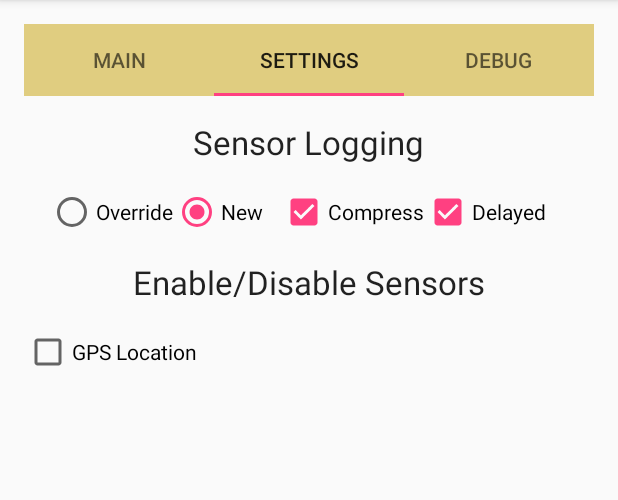
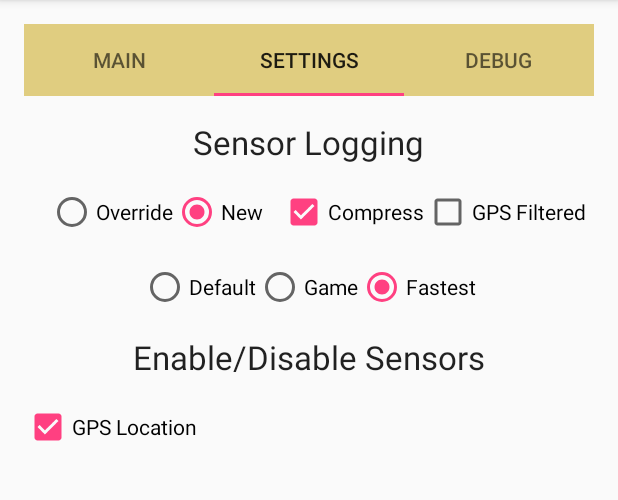
Before and after one commit to grunertj/AJGSensor, an Android app: the screen it shows after launch (MainActivity), tab 2 chosen, on a phone screen of 412 x 824 dp, the part 84-584 px from its top. Run offline under Robolectric (Android 15) with nearby library versions, the phone set to English and light mode, and no system bars.

Commit message:
Changed delayed to filtered, added comments in gpx

```diff
--- a/app/src/main/java/com/jwg/grunert/ajgsensor/MainActivity.java
+++ b/app/src/main/java/com/jwg/grunert/ajgsensor/MainActivity.java
@@ -2,6 +2,7 @@ package com.jwg.grunert.ajgsensor;
 
 import android.content.Context;
 import android.hardware.Sensor;
+import android.hardware.SensorManager;
 import android.provider.Settings;
 import android.support.design.widget.TabLayout;
 import android.support.design.widget.TabLayout;
@@ -34,8 +35,10 @@ public class MainActivity extends AppCompatActivity {
     static final int APPEND = 2;
     static final int NEW = 3;
 
+    static int SENSOR_DELAY = SensorManager.SENSOR_DELAY_NORMAL;
+
     static boolean COMPRESS = true;
-    static boolean DELAYED = true;
+    static boolean FILTERED = false;
 
     static boolean dim_state = true;
 
--- a/app/src/main/java/com/jwg/grunert/ajgsensor/MainFragment.java
+++ b/app/src/main/java/com/jwg/grunert/ajgsensor/MainFragment.java
@@ -12,6 +12,7 @@ import android.hardware.SensorManager;
 import android.location.Location;
 import android.location.LocationListener;
 import android.location.LocationManager;
+import android.media.MediaScannerConnection;
 import android.net.Uri;
 import android.os.Build;
 import android.os.Bundle;
@@ -44,16 +45,16 @@ public class MainFragment extends Fragment implements SensorEventListener, Locat
     static final int SHORT = 1;
     static final long MIN_TIME_IN_MILLISECONDS = 1000;
     static final float MIN_DISTANCE_IN_METERS = 1;
-    static boolean start_logging = false;
 
-    static double LastLatitude, LastLongitude, TotalDistance, MaxSpeed, AverageSpeed, TotalSpeed;
+    static double LastLatitude, LastLongitude, TotalDistance, MaxSpeed, AverageSpeed, TotalSpeed, CurrentSpeed;
     static int log_counter;
+    static boolean first_location = true;
     float [] Distance = new float[10];
 
     static final String directory_name = Environment.getExternalStoragePublicDirectory(Environment.DIRECTORY_DOWNLOADS).toString() + File.separator + "PaddleSensorBis";
 
     TextView textViewRunning, textViewFile, textViewGPSFile, textViewLocation,textViewLatitude,textViewLongitude;
-    TextView textViewDistance, textViewAverageSpeed, textViewMaxSpeed;
+    TextView textViewDistance, textViewAverageSpeed, textViewMaxSpeed, textViewCurrentSpeed;
     Button buttonStart, buttonStop, buttonDim;
     SimpleDateFormat gpx_simpleDateFormat;
 
@@ -84,13 +85,14 @@ public class MainFragment extends Fragment implements SensorEventListener, Locat
         textViewDistance = (TextView) view.findViewById(R.id.textViewDistance);
         textViewAverageSpeed = (TextView) view.findViewById(R.id.textViewAverageSpeed);
         textViewMaxSpeed = (TextView) view.findViewById(R.id.textViewMaxSpeed);
+        textViewCurrentSpeed = (TextView) view.findViewById(R.id.textViewCurrentSpeed);
         buttonStart = (Button) view.findViewById(R.id.buttonStart);
         buttonStop = (Button) view.findViewById(R.id.buttonStop);
         buttonDim = (Button) view.findViewById(R.id.buttonDim);
 
         File directory = new File(directory_name);
 
-        gpx_simpleDateFormat = new SimpleDateFormat("yyyy-MM-dd'T'HH:mm:ss.SSS'Z'");
+        gpx_simpleDateFormat = new SimpleDateFormat("yyyy-MM-dd'T'HH:mm:ss'Z'");
         gpx_simpleDateFormat.setTimeZone(TimeZone.getTimeZone("UTC"));
 
         if (directory.exists() == false) {
@@ -129,7 +131,6 @@ public class MainFragment extends Fragment implements SensorEventListener, Locat
                 buttonStart.setEnabled(false);
                 textViewGPSFile.setEnabled(false);
                 textViewFile.setEnabled(false);
-
             }
         });
 
@@ -195,7 +196,6 @@ public class MainFragment extends Fragment implements SensorEventListener, Locat
         sensor_logging(false, null);
         location(false);
         location_logging(false, null);
-        start_logging = false;
     }
 
     public String getCurrentTimeStamp(int which) {
@@ -222,25 +222,25 @@ public class MainFragment extends Fragment implements SensorEventListener, Locat
             }
 
             if (MainActivity.log[Sensor.TYPE_ACCELEROMETER]) {
-                sensorManager.registerListener(this, sensorManager.getDefaultSensor(Sensor.TYPE_ACCELEROMETER), SensorManager.SENSOR_DELAY_NORMAL);
+                sensorManager.registerListener(this, sensorManager.getDefaultSensor(Sensor.TYPE_ACCELEROMETER), MainActivity.SENSOR_DELAY);
             }
             if (MainActivity.log[Sensor.TYPE_LINEAR_ACCELERATION]) {
-                sensorManager.registerListener(this, sensorManager.getDefaultSensor(Sensor.TYPE_LINEAR_ACCELERATION), SensorManager.SENSOR_DELAY_NORMAL);
+                sensorManager.registerListener(this, sensorManager.getDefaultSensor(Sensor.TYPE_LINEAR_ACCELERATION), MainActivity.SENSOR_DELAY);
             }
             if (MainActivity.log[Sensor.TYPE_STEP_DETECTOR]) {
-                sensorManager.registerListener(this, sensorManager.getDefaultSensor(Sensor.TYPE_STEP_DETECTOR), SensorManager.SENSOR_DELAY_NORMAL);
+                sensorManager.registerListener(this, sensorManager.getDefaultSensor(Sensor.TYPE_STEP_DETECTOR), MainActivity.SENSOR_DELAY);
             }
             if (MainActivity.log[Sensor.TYPE_STEP_COUNTER]) {
-                sensorManager.registerListener(this, sensorManager.getDefaultSensor(Sensor.TYPE_STEP_COUNTER), SensorManager.SENSOR_DELAY_NORMAL);
+                sensorManager.registerListener(this, sensorManager.getDefaultSensor(Sensor.TYPE_STEP_COUNTER), MainActivity.SENSOR_DELAY);
             }
             if (MainActivity.log[Sensor.TYPE_GYROSCOPE]) {
-                sensorManager.registerListener(this, sensorManager.getDefaultSensor(Sensor.TYPE_GYROSCOPE), SensorManager.SENSOR_DELAY_NORMAL);
+                sensorManager.registerListener(this, sensorManager.getDefaultSensor(Sensor.TYPE_GYROSCOPE), MainActivity.SENSOR_DELAY);
             }
             if (MainActivity.log[Sensor.TYPE_GYROSCOPE_UNCALIBRATED]) {
-                sensorManager.registerListener(this, sensorManager.getDefaultSensor(Sensor.TYPE_GYROSCOPE_UNCALIBRATED), SensorManager.SENSOR_DELAY_NORMAL);
+                sensorManager.registerListener(this, sensorManager.getDefaultSensor(Sensor.TYPE_GYROSCOPE_UNCALIBRATED), MainActivity.SENSOR_DELAY);
             }
             if (MainActivity.log[Sensor.TYPE_ROTATION_VECTOR]) {
-                sensorManager.registerListener(this, sensorManager.getDefaultSensor(Sensor.TYPE_ROTATION_VECTOR), SensorManager.SENSOR_DELAY_NORMAL);
+                sensorManager.registerListener(this, sensorManager.getDefaultSensor(Sensor.TYPE_ROTATION_VECTOR), MainActivity.SENSOR_DELAY);
             }
         } else {
             if (sensorManager != null) {
@@ -250,6 +250,7 @@ public class MainFragment extends Fragment implements SensorEventListener, Locat
     }
 
     void location (boolean on) {
+        first_location = true;
         if (on && MainActivity.log[MainActivity.TYPE_GPS]) {
             if (locationManager == null) {
                 locationManager = (LocationManager) getActivity().getSystemService(Context.LOCATION_SERVICE);
@@ -269,38 +270,6 @@ public class MainFragment extends Fragment implements SensorEventListener, Locat
             }
         }
     }
-
-    /*
-    void sensor_logging (boolean on, String timestamp) {
-        FileWriter file;
-        if (on == true) {
-            if (sensor_file_name == null || MainActivity.file_mode == MainActivity.NEW) {
-                sensor_file_name = String.format("%s-%s.txt","sensor", timestamp);
-            }
-            try {
-                file = new FileWriter(getAbsoluteFileName(sensor_file_name));
-                sensor_file = new BufferedWriter(file);
-            } catch (IOException e) {
-                Toast.makeText(getActivity().getApplicationContext(), "Could not open file: "+ "" + e + " " + getAbsoluteFileName(sensor_file_name), Toast.LENGTH_LONG).show();
-                e.printStackTrace();
-            }
-
-
-            textViewFile.setText(sensor_file_name);
-        } else {
-            if (sensor_file != null) {
-                try {
-                    sensor_file.flush();
-                    sensor_file.close();
-                    sensor_file = null;
-                } catch (IOException e) {
-                    Toast.makeText(getActivity().getApplicationContext(), "Could not close file: "+ "" + e + " " + getAbsoluteFileName(sensor_file_name), Toast.LENGTH_LONG).show();
-                    e.printStackTrace();
-                }
-            }
-        }
-    }
-    */
 
     void sensor_logging (boolean on, String timestamp) {
         if (on == true) {
@@ -329,6 +298,7 @@ public class MainFragment extends Fragment implements SensorEventListener, Locat
                     sensor_file.flush();
                     sensor_file.close();
                     sensor_file = null;
+                    MediaScannerConnection.scanFile(getActivity().getApplicationContext(), new String[]{getAbsoluteFileName(sensor_file_name)}, null, null);
                 } catch (IOException e) {
                     Toast.makeText(getActivity().getApplicationContext(), "Could not close file: "+ "" + e + " " + getAbsoluteFileName(sensor_file_name), Toast.LENGTH_LONG).show();
                     e.printStackTrace();
@@ -357,6 +327,7 @@ public class MainFragment extends Fragment implements SensorEventListener, Locat
                     gps_file.flush();
                     gps_file.close();
                     gps_file = null;
+                    MediaScannerConnection.scanFile(getActivity().getApplicationContext(), new String[]{getAbsoluteFileName(gps_file_name)}, null, null);
                 } catch (IOException e) {
                     Toast.makeText(getActivity().getApplicationContext(), "Could not close file: "+ "" + e + " " + getAbsoluteFileName(gps_file_name), Toast.LENGTH_LONG).show();
                     e.printStackTrace();
@@ -364,7 +335,6 @@ public class MainFragment extends Fragment implements SensorEventListener, Locat
             }
         }
     }
-
 
     @Override
     public void onSensorChanged(SensorEvent event) {
@@ -413,11 +383,7 @@ public class MainFragment extends Fragment implements SensorEventListener, Locat
         }
         try {
             if (event_type!=null) {
-                if (start_logging && MainActivity.log[MainActivity.TYPE_GPS]
-                        || MainActivity.log[MainActivity.TYPE_GPS] == false
-                        || MainActivity.DELAYED == false) {
                 sensor_file.append(event_type);
-                }
             }
         } catch (IOException e) {
             Toast.makeText(getActivity().getApplicationContext(), "Could append to file: "+ "" + e + " " + getAbsoluteFileName(sensor_file_name), Toast.LENGTH_LONG).show();
@@ -464,7 +430,9 @@ public class MainFragment extends Fragment implements SensorEventListener, Locat
     // http://stackoverflow.com/questions/6993322/how-do-i-get-the-hdop-or-vdop-values-from-the-gps-locationmanager
     @Override
     public void onLocationChanged(Location location) {
-        String time_string,trkpt_start,trkpt_end,speed,hdop;
+        String time_string,trkpt_start,trkpt_end,speed=null,hdop=null,provider_name=null;
+        String hasSpeed_name=null, hasAccuracy_name=null, hasBearing_name=null, Accuracy_name=null;
+
         long timestamp;
         boolean valid_data = false;
 
@@ -491,41 +459,56 @@ public class MainFragment extends Fragment implements SensorEventListener, Locat
         }
 
         if ((location.hasSpeed() && location.getAccuracy() < 20 && location.hasBearing() && location.hasAccuracy())
-                || (location.hasSpeed() && location.getAccuracy() < 10 && location.hasAccuracy())) {
+                || (location.hasSpeed() && location.getAccuracy() < 10 && location.hasAccuracy())
+                || MainActivity.FILTERED == false) {
 
-            if ((start_logging == false && (location.getSpeed() > 0.3) || MainActivity.DELAYED == false)) {
-                start_logging = true;
+            valid_data = true;
+
+            if (first_location) {
+                first_location = false;
                 LastLatitude = location.getLatitude();
                 LastLongitude = location.getLongitude();
                 TotalDistance = 0.0f;
                 MaxSpeed = 0.0f;
                 AverageSpeed = 0.0f;
                 TotalSpeed = 0.0f;
+                CurrentSpeed = 0.0f;
                 log_counter = 1;
             }
 
-            if (start_logging) {
-                valid_data = true;
-            }
+            Location.distanceBetween(location.getLatitude(), location.getLongitude(), LastLatitude, LastLongitude, Distance);
 
-            Location.distanceBetween(location.getLatitude(), location.getLongitude(), LastLatitude, LastLongitude, Distance);
             TotalDistance  = TotalDistance + Distance[0];
             LastLatitude = location.getLatitude();
             LastLongitude = location.getLongitude();
 
+            if (location.hasSpeed()) {
                 if (MaxSpeed < location.getSpeed()) {
                     MaxSpeed = location.getSpeed();
                 }
 
+                CurrentSpeed = location.getSpeed();
+
                 TotalSpeed = TotalSpeed + location.getSpeed();
                 AverageSpeed = TotalSpeed / log_counter;
                 log_counter++;
+                speed = String.format(Locale.US, "        <extensions>\n          <speed>%.12f</speed>\n        </extensions>\n", location.getSpeed());
+            }
+
+            if (location.hasAccuracy()) {
+                Accuracy_name = String.format(Locale.US,"       <cmt>hasAccuracy %.6f</cmt>\n",location.getAccuracy());
+            }
 
             textViewDistance.setText(String.format(Locale.US,"Distance: %.2f km",TotalDistance / 1000.0f));
             textViewAverageSpeed.setText(String.format(Locale.US,"Average Speed: %d km/h",(int)Math.round(AverageSpeed * 3.6)));
             textViewMaxSpeed.setText(String.format(Locale.US,"Max Speed: %d km/h",(int)Math.round(MaxSpeed * 3.6)));
+            textViewCurrentSpeed.setText(String.format(Locale.US,"Current Speed: %d km/h",(int)Math.round(CurrentSpeed * 3.6)));
 
-            speed = String.format(Locale.US,"        <extensions>\n          <speed>%.12f</speed>\n        </extensions>\n", location.getSpeed());
+            provider_name = String.format(Locale.US,"       <cmt>Provider %s</cmt>\n",location.getProvider());
+            hasSpeed_name = String.format(Locale.US,"       <cmt>hasSpeed %s</cmt>\n",location.hasSpeed());
+            hasAccuracy_name = String.format(Locale.US,"       <cmt>hasAccuracy %s</cmt>\n",location.hasAccuracy());
+            hasBearing_name = String.format(Locale.US,"       <cmt>hasBearing %s</cmt>\n",location.hasBearing());
+
         } else {
             valid_data = false;
             speed = null;
@@ -535,12 +518,13 @@ public class MainFragment extends Fragment implements SensorEventListener, Locat
             try {
                 gps_file.append(trkpt_start);
                 gps_file.append(time_string);
-                if (hdop != null) {
-                    gps_file.append(hdop);
-                }
-                if (speed != null) {
-                    gps_file.append(speed);
-                }
+                if (hdop != null) { gps_file.append(hdop); }
+                if (speed != null) { gps_file.append(speed); }
+                if (provider_name != null) { gps_file.append(provider_name); }
+                if (hasSpeed_name != null) { gps_file.append(hasSpeed_name); }
+                if (hasAccuracy_name != null) { gps_file.append(hasAccuracy_name); }
+                if (hasBearing_name != null) { gps_file.append(hasBearing_name); }
+                if (Accuracy_name != null) { gps_file.append(Accuracy_name); }
                 gps_file.append(trkpt_end);
             } catch (IOException e) {
                 Toast.makeText(getActivity().getApplicationContext(), "Could append to file: " + "" + e + " " + getAbsoluteFileName(gps_file_name), Toast.LENGTH_LONG).show();
@@ -565,6 +549,33 @@ public class MainFragment extends Fragment implements SensorEventListener, Locat
     }
 
     @Override
+    public void onPause() {
+        super.onPause();
+        if (gps_file_name != null) {
+            MediaScannerConnection.scanFile(getActivity().getApplicationContext(), new String[]{getAbsoluteFileName(gps_file_name)}, null, null);
+        }
+
+        if (sensor_file_name != null) {
+            MediaScannerConnection.scanFile(getActivity().getApplicationContext(), new String[]{getAbsoluteFileName(sensor_file_name)}, null, null);
+        }
+    }
+
+    @Override
+    public void onActivityCreated(Bundle savedInstanceState) {
+        super.onActivityCreated(savedInstanceState);
+
+    }
+
+    @Override
+    public void onResume() {
+        super.onResume();
+        // textViewDistance.setText(String.format(Locale.US, "TYPE_GPS: %s",MainActivity.log[MainActivity.TYPE_GPS]) );
+        if (MainActivity.log[MainActivity.TYPE_GPS]) {
+            location(true);
+        }
+    }
+
+    @Override
     public void setUserVisibleHint(boolean isVisibleToUser) {
         super.setUserVisibleHint(isVisibleToUser);
 
--- a/app/src/main/java/com/jwg/grunert/ajgsensor/SettingsFragment.java
+++ b/app/src/main/java/com/jwg/grunert/ajgsensor/SettingsFragment.java
@@ -28,7 +28,7 @@ public class SettingsFragment extends Fragment {
     CheckBox checkBox, checkBoxCompress, checkBoxGPS, checkBoxDelayed;
     ArrayList<CheckBox> checkBoxes;
     SensorManager sensorManager = null;
-    RadioGroup radioGroup;
+    RadioGroup radioGroup, radioGroup2;
 
     public SettingsFragment() {
         // Required empty public constructor
@@ -41,6 +41,7 @@ public class SettingsFragment extends Fragment {
 
         LinearLayout linearLayout = (LinearLayout)view.findViewById(R.id.linearLayout);
         radioGroup = (RadioGroup)view.findViewById(R.id.radioGroup);
+        radioGroup2 = (RadioGroup)view.findViewById(R.id.radioGroup2);
         checkBoxCompress = (CheckBox)view.findViewById(R.id.checkBoxCompress);
         checkBoxDelayed = (CheckBox)view.findViewById(R.id.checkBoxDelayed);
 
@@ -54,7 +55,6 @@ public class SettingsFragment extends Fragment {
             }
         });
 
-
         radioGroup.setOnCheckedChangeListener(new RadioGroup.OnCheckedChangeListener() {
             @Override
             public void onCheckedChanged(RadioGroup group, int checkedId) {
@@ -67,6 +67,26 @@ public class SettingsFragment extends Fragment {
                         break;
                     default:
                         MainActivity.file_mode = MainActivity.NEW;
+                        break;
+                }
+            }
+        });
+
+        radioGroup2.setOnCheckedChangeListener(new RadioGroup.OnCheckedChangeListener() {
+            @Override
+            public void onCheckedChanged(RadioGroup group, int checkedId) {
+                switch (checkedId) {
+                    case R.id.radioButtonDefault:
+                        MainActivity.SENSOR_DELAY = SensorManager.SENSOR_DELAY_NORMAL;
+                        break;
+                    case R.id.radioButtonGame:
+                        MainActivity.SENSOR_DELAY = SensorManager.SENSOR_DELAY_GAME;
+                        break;
+                    case R.id.radioButtonFastest:
+                        MainActivity.SENSOR_DELAY = SensorManager.SENSOR_DELAY_FASTEST;
+                        break;
+                    default:
+                        MainActivity.SENSOR_DELAY = SensorManager.SENSOR_DELAY_NORMAL;
                         break;
                 }
             }
@@ -87,15 +107,15 @@ public class SettingsFragment extends Fragment {
             @Override
             public void onCheckedChanged(CompoundButton buttonView, boolean isChecked) {
                 if (isChecked) {
-                    MainActivity.DELAYED = true;
+                    MainActivity.FILTERED = true;
                 } else {
-                    MainActivity.DELAYED = false;
+                    MainActivity.FILTERED = false;
                 }
             }
         });
 
         checkBoxCompress.setChecked(true);
-        checkBoxDelayed.setChecked(true);
+        checkBoxDelayed.setChecked(false);
 
         sensorManager = (SensorManager)getActivity().getSystemService(Context.SENSOR_SERVICE);
         List<Sensor> list = sensorManager.getSensorList(Sensor.TYPE_ALL);
@@ -114,7 +134,7 @@ public class SettingsFragment extends Fragment {
 
         checkBoxGPS = new CheckBox(view.getContext());
         checkBoxGPS.setText("GPS Location");
-        checkBoxGPS.setChecked(false);
+        checkBoxGPS.setChecked(true);
         checkBoxGPS.setId(MainActivity.TYPE_GPS);
 
         checkBoxGPS.setOnCheckedChangeListener(new CompoundButton.OnCheckedChangeListener() {
@@ -122,7 +142,7 @@ public class SettingsFragment extends Fragment {
             public void onCheckedChanged(CompoundButton buttonView, boolean isChecked) {
                 if (isChecked) {
                     LocationManager locationManager = (LocationManager) getActivity().getSystemService(Context.LOCATION_SERVICE);
-                    if (locationManager.isProviderEnabled(LocationManager.GPS_PROVIDER) == false ) {
+                    if (locationManager.isProviderEnabled(LocationManager.GPS_PROVIDER) == false) {
                         MainActivity.log[MainActivity.TYPE_GPS] = false;
                         checkBoxGPS.setChecked(false);
                         Toast.makeText(getActivity().getApplicationContext(), "Please enable Location.", Toast.LENGTH_LONG).show();
@@ -150,8 +170,8 @@ public class SettingsFragment extends Fragment {
                     checkBoxes.add(checkBox);
                     linearLayout.addView(checkBox);
                     break;
-                case Sensor.TYPE_STEP_DETECTOR:
-                case Sensor.TYPE_STEP_COUNTER:
+                // case Sensor.TYPE_STEP_DETECTOR:
+                // case Sensor.TYPE_STEP_COUNTER:
                 case Sensor.TYPE_GYROSCOPE_UNCALIBRATED:
                 case Sensor.TYPE_ROTATION_VECTOR:
                     checkBox = new CheckBox(view.getContext());
@@ -178,6 +198,18 @@ public class SettingsFragment extends Fragment {
         for (CheckBox checkBox: checkBoxes) {
             MainActivity.log[checkBox.getId()] = checkBox.isChecked();
         }
+
+        if (checkBoxGPS.isChecked()) {
+            MainActivity.log[MainActivity.TYPE_GPS] = true;
+        }
+    }
+
+    @Override
+    public void onActivityCreated(Bundle savedInstanceState) {
+        super.onActivityCreated(savedInstanceState);
+        if (checkBoxGPS.isChecked()) {
+            MainActivity.log[MainActivity.TYPE_GPS] = true;
+        }
     }
 
     @Override
--- a/app/src/main/res/layout/fragment_settings.xml
+++ b/app/src/main/res/layout/fragment_settings.xml
@@ -14,8 +14,7 @@
         android:layout_marginLeft="@dimen/activity_horizontal_margin"
         android:layout_below="@+id/textView"
         android:layout_alignParentLeft="true"
-        android:layout_alignParentStart="true"
-        >
+        android:layout_alignParentStart="true">
 
         <RadioButton
             android:layout_width="wrap_content"
@@ -24,7 +23,6 @@
             android:id="@+id/radioButtonOverride"
             android:layout_gravity="left"
             android:checked="false" />
-
         <RadioButton
             android:layout_width="wrap_content"
             android:layout_height="wrap_content"
@@ -32,7 +30,40 @@
             android:id="@+id/radioButtonNew"
             android:layout_gravity="left"
             android:checked="false" />
+    </RadioGroup>
 
+    <RadioGroup
+        android:layout_width="wrap_content"
+        android:layout_height="wrap_content"
+        android:checkedButton="@+id/radioButtonFastest"
+        android:id="@+id/radioGroup2"
+        android:orientation="horizontal"
+        android:layout_marginTop="18dp"
+        android:layout_gravity="center_horizontal"
+        android:layout_centerHorizontal="true"
+        android:layout_below="@+id/radioGroup">
+
+        <RadioButton
+            android:layout_width="wrap_content"
+            android:layout_height="wrap_content"
+            android:text="Default"
+            android:id="@+id/radioButtonDefault"
+            android:layout_gravity="left"
+            android:checked="false" />
+        <RadioButton
+            android:layout_width="wrap_content"
+            android:layout_height="wrap_content"
+            android:text="Game"
+            android:id="@+id/radioButtonGame"
+            android:layout_gravity="left"
+            android:checked="false" />
+        <RadioButton
+            android:layout_width="wrap_content"
+            android:layout_height="wrap_content"
+            android:text="Fastest"
+            android:id="@+id/radioButtonFastest"
+            android:layout_gravity="left"
+            android:checked="false" />
     </RadioGroup>
 
     <LinearLayout
@@ -62,7 +93,7 @@
         android:textAppearance="?android:attr/textAppearanceLarge"
         android:text="Enable/Disable Sensors"
         android:id="@+id/textView2"
-        android:layout_below="@+id/radioGroup"
+        android:layout_below="@+id/radioGroup2"
         android:layout_centerHorizontal="true"
         android:layout_marginTop="@dimen/activity_vertical_margin" />
 
@@ -72,19 +103,19 @@
         android:text="Compress"
         android:id="@+id/checkBoxCompress"
         android:checked="false"
-        android:layout_above="@+id/textView2"
+        android:layout_alignTop="@+id/radioGroup"
         android:layout_alignRight="@+id/textView"
         android:layout_alignEnd="@+id/textView" />
 
     <CheckBox
         android:layout_width="wrap_content"
         android:layout_height="wrap_content"
-        android:text="Delayed"
+        android:text="GPS Filtered"
         android:id="@+id/checkBoxDelayed"
         android:checked="false"
-        android:layout_above="@+id/textView2"
-        android:layout_toRightOf="@+id/checkBoxCompress"
-        android:layout_toEndOf="@+id/checkBoxCompress" />
+        android:layout_alignTop="@+id/checkBoxCompress"
+        android:layout_toRightOf="@+id/textView"
+        android:layout_toEndOf="@+id/textView" />
 
 
 
```
Also changed, not shown: app/src/main/res/layout/fragment_main.xml (+9 -2 lines). Lines whose indentation alone changed are shown as unchanged.
